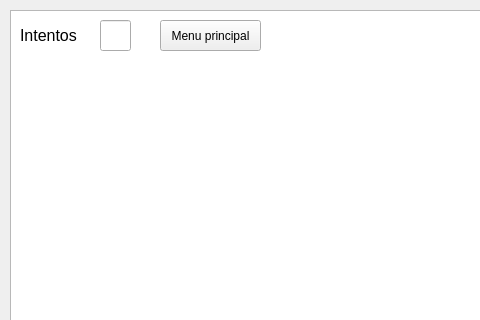
Old version of the form GeometryDash/nivel.ui in the repository santiago5030/Proyecto-final; both pictures show x 0 to 480 and y 0 to 320 of the 803 by 404 pixel window.
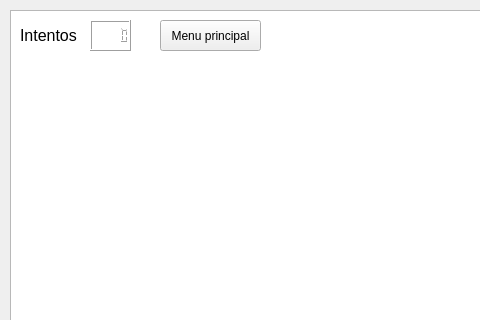
New version of the form.

```diff
--- a/GeometryDash/nivel.ui
+++ b/GeometryDash/nivel.ui
@@ -23,19 +23,6 @@
     </rect>
    </property>
   </widget>
-  <widget class="QLineEdit" name="lineEdit">
-   <property name="geometry">
-    <rect>
-     <x>100</x>
-     <y>20</y>
-     <width>31</width>
-     <height>31</height>
-    </rect>
-   </property>
-   <property name="readOnly">
-    <bool>true</bool>
-   </property>
-  </widget>
   <widget class="QPushButton" name="pushButton">
    <property name="geometry">
     <rect>
@@ -102,6 +89,16 @@
     <string>Intentos</string>
    </property>
   </widget>
+  <widget class="QLCDNumber" name="lcdNumber_2">
+   <property name="geometry">
+    <rect>
+     <x>90</x>
+     <y>20</y>
+     <width>41</width>
+     <height>31</height>
+    </rect>
+   </property>
+  </widget>
  </widget>
  <resources/>
  <connections/>
```
